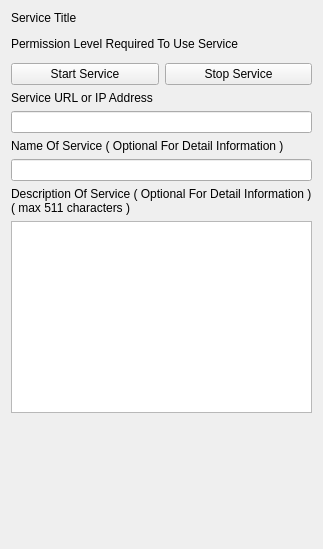
Old version of the form GoTvApps/GoTvCommon/Forms/AppletServiceBaseSettings.ui in the repository brettrjones/gotvptop.
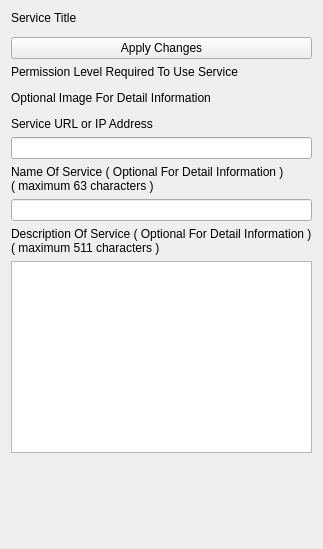
New version of the form. Custom widgets are drawn as their Qt base class.

Commit message: work on thumbs and plugin settings

```diff
--- a/GoTvApps/GoTvCommon/Forms/AppletServiceBaseSettings.ui
+++ b/GoTvApps/GoTvCommon/Forms/AppletServiceBaseSettings.ui
@@ -30,6 +30,19 @@
    <item>
     <widget class="InformationWidget" name="m_InfoWidget" native="true"/>
    </item>
+   <item>
+    <widget class="QPushButton" name="m_ApplyButton">
+     <property name="sizePolicy">
+      <sizepolicy hsizetype="Expanding" vsizetype="Preferred">
+       <horstretch>0</horstretch>
+       <verstretch>0</verstretch>
+      </sizepolicy>
+     </property>
+     <property name="text">
+      <string>Apply Changes</string>
+     </property>
+    </widget>
+   </item>
    <item>
     <widget class="QLabel" name="m_PermissionLabel">
      <property name="text">
@@ -41,34 +54,21 @@
     <widget class="PermissionWidget" name="m_PermissionWidget" native="true"/>
    </item>
    <item>
-    <layout class="QHBoxLayout" name="horizontalLayout">
-     <item>
-      <widget class="QPushButton" name="m_StartButton">
+    <widget class="QLabel" name="m_ServiceImageLabel">
        <property name="text">
-        <string>Start Service</string>
+      <string>Optional Image For Detail Information</string>
        </property>
       </widget>
      </item>
      <item>
-      <widget class="QPushButton" name="m_StopButton">
+    <widget class="ThumbnailEditWidget" name="m_ThumbnailEditWidget" native="true">
        <property name="sizePolicy">
-        <sizepolicy hsizetype="Minimum" vsizetype="Preferred">
+      <sizepolicy hsizetype="Expanding" vsizetype="Minimum">
          <horstretch>0</horstretch>
          <verstretch>0</verstretch>
         </sizepolicy>
        </property>
-       <property name="minimumSize">
-        <size>
-         <width>0</width>
-         <height>0</height>
-        </size>
-       </property>
-       <property name="text">
-        <string>Stop Service</string>
-       </property>
-      </widget>
-     </item>
-    </layout>
+    </widget>
    </item>
    <item>
     <widget class="QLabel" name="m_UrlDescriptionLabel">
@@ -78,12 +78,17 @@
     </widget>
    </item>
    <item>
-    <widget class="QLineEdit" name="m_UrlEdit"/>
+    <widget class="QLineEdit" name="m_UrlEdit">
+     <property name="maxLength">
+      <number>63</number>
+     </property>
+    </widget>
    </item>
    <item>
     <widget class="QLabel" name="m_UserDisplayedNameLabel">
      <property name="text">
-      <string>Name Of Service ( Optional For Detail Information )</string>
+      <string>Name Of Service ( Optional For Detail Information )
+( maximum 63 characters )</string>
      </property>
     </widget>
    </item>
@@ -98,14 +103,14 @@
     <widget class="QLabel" name="m_DescriptionLabel">
      <property name="text">
       <string>Description Of Service ( Optional For Detail Information )
-( max 511 characters )</string>
+( maximum 511 characters )</string>
      </property>
     </widget>
    </item>
    <item>
     <widget class="QPlainTextEdit" name="m_DescriptionEdit">
      <property name="sizePolicy">
-      <sizepolicy hsizetype="Expanding" vsizetype="Preferred">
+      <sizepolicy hsizetype="Expanding" vsizetype="Expanding">
        <horstretch>0</horstretch>
        <verstretch>0</verstretch>
       </sizepolicy>
@@ -125,6 +130,12 @@
   </layout>
  </widget>
  <customwidgets>
+  <customwidget>
+   <class>ThumbnailEditWidget</class>
+   <extends>QWidget</extends>
+   <header>ThumbnailEditWidget.h</header>
+   <container>1</container>
+  </customwidget>
   <customwidget>
    <class>PermissionWidget</class>
    <extends>QWidget</extends>
```
Left out of the diff: 11 changed lines with no effect on the pictures. Lines whose indentation alone changed are shown as unchanged. The commit also changes 67 other files.
